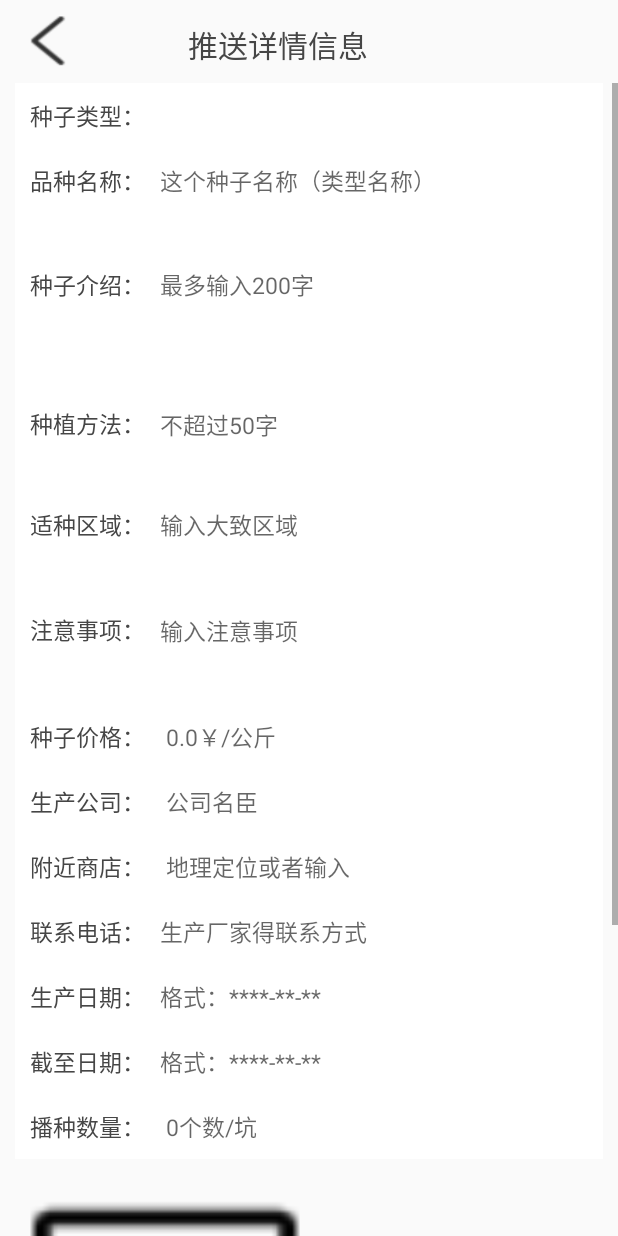
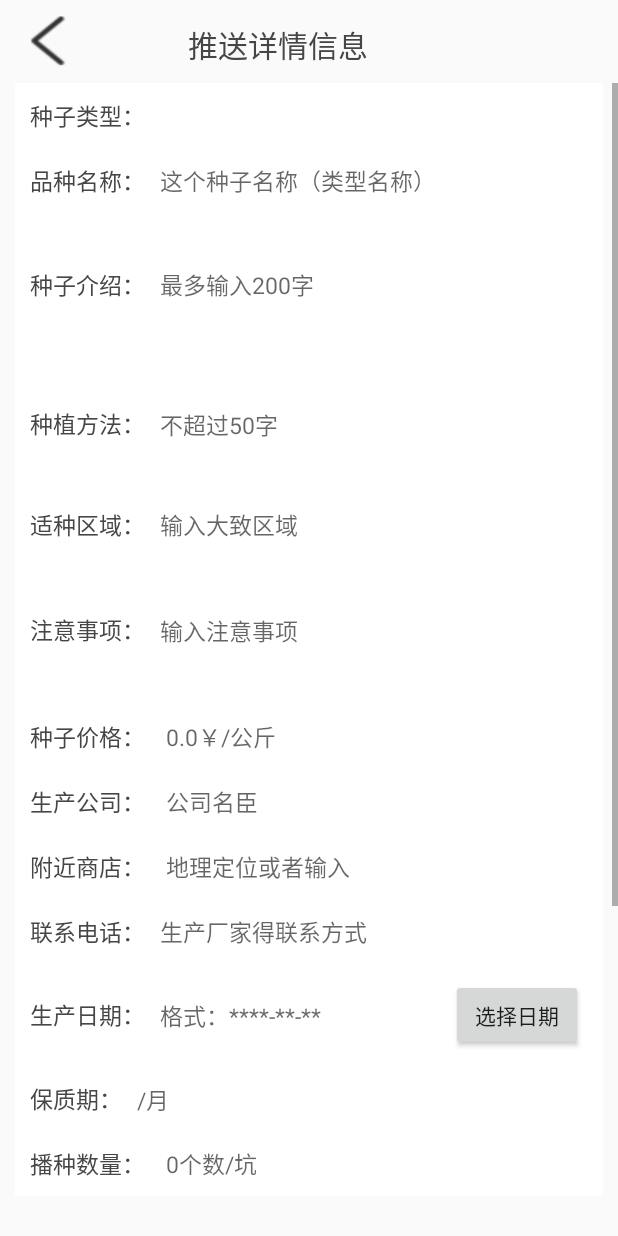
Before and after one commit to jideqiang1231/AfriculturePlatformsource, an Android app: the SpecialistaddpushActivity screen opened directly, with no data from a screen before it, on a phone screen of 412 x 824 dp. Run offline under Robolectric (Android 15) with nearby library versions, the phone set to English and light mode, and no system bars; our stand-ins replace ButterKnife; libraries missing offline, so code that uses them is left out: com.jzxiang.pickerview, com.zhy.http; 1 statement that could not run was skipped.

Commit message:
app client 4.10 {Now()}  commit

```diff
--- a/app/build.gradle
+++ b/app/build.gradle
@@ -65,6 +65,8 @@ dependencies {
     implementation 'com.github.bumptech.glide:glide:4.11.0'
     annotationProcessor 'com.github.bumptech.glide:compiler:4.11.0'
 
+    //专家选择生产日期用到的库
+    implementation 'com.jzxiang.pickerview:TimePickerDialog:1.0.1'
     //相机那块引入的Androidx出错，需要v4包
     implementation 'com.android.support:support-v4:27.1.1'
 
--- a/app/src/main/java/com/bigdata/agricultureplatform/app/LoginActivity.java
+++ b/app/src/main/java/com/bigdata/agricultureplatform/app/LoginActivity.java
@@ -131,8 +131,12 @@ public class LoginActivity extends Activity implements View.OnClickListener {
                         if (loginBean.getMsg().equals("登录失败")) {
                             Toast.makeText(LoginActivity.this, "用户名密码错误", Toast.LENGTH_LONG).show();
                         } else {
+
                             Intent intent = new Intent();
-                            intent.setClass(LoginActivity.this, MainActivity.class);
+                            intent.setClass(LoginActivity.this,MainActivity.class);
+//                             向着专家界面传值specialistacitvity
+                            //注意putExtra和putExtras方法的区别.
+                            intent.putExtra("用户名",loginReslutBean.getUserName());
                             startActivity(intent);
                             finish();
                         }
--- a/app/src/main/java/com/bigdata/agricultureplatform/specialist/activity/SpecialistaddpushActivity.java
+++ b/app/src/main/java/com/bigdata/agricultureplatform/specialist/activity/SpecialistaddpushActivity.java
@@ -19,10 +19,14 @@ import android.widget.ImageView;
 import android.widget.TextView;
 import android.widget.Toast;
 
+import androidx.appcompat.app.AppCompatActivity;
+
 import com.bigdata.agricultureplatform.R;
 import com.bigdata.agricultureplatform.specialist.util.FileUtils;
 import com.bigdata.agricultureplatform.specialist.util.RealPathFromUriUtils;
 import com.bigdata.agricultureplatform.util.Constants;
+import com.jzxiang.pickerview.TimePickerDialog;
+import com.jzxiang.pickerview.data.Type;
 import com.zhy.http.okhttp.OkHttpUtils;
 import com.zhy.http.okhttp.callback.StringCallback;
 
@@ -38,9 +42,11 @@ import butterknife.ButterKnife;
 import okhttp3.Call;
 
 import static androidx.constraintlayout.widget.Constraints.TAG;
+import com.jzxiang.pickerview.TimePickerDialog;
+import com.jzxiang.pickerview.data.Type;
+import com.jzxiang.pickerview.listener.OnDateSetListener;
 
-
-public class SpecialistaddpushActivity extends Activity implements View.OnClickListener {
+public class SpecialistaddpushActivity extends AppCompatActivity implements View.OnClickListener , OnDateSetListener{
     @Bind(R.id.ib_specialist_addpushinfo_back)
     ImageButton ibSpecialistAddpushinfoBack;
     @Bind(R.id.tv_specialist_pushinfo_type)
@@ -72,7 +78,6 @@ public class SpecialistaddpushActivity extends Activity implements View.OnClickL
     @Bind(R.id.iv_specialist_pushinfo_image)
     ImageView ivSpecialistPushinfoImage;
     //这个为了可视化文件名
-
     @Bind(R.id.ib_specialist_pushinfo_camera)
     ImageButton ibSpecialistPushinfoCamera;
     @Bind(R.id.ib_specialist_pushinfo_photo)
@@ -81,11 +86,15 @@ public class SpecialistaddpushActivity extends Activity implements View.OnClickL
     Button bSpecialistPushinfoSubmitpush;
     @Bind(R.id.tv_specialist_pushinfo_imagename)
     TextView tvSpecialistPushinfoImagename;
-    //    //相册100，相机101
+    //点击选择日期
+    @Bind(R.id.b_specialist_pushinfo_productdata)
+    Button bSpecialistPushinfoProductdata;
+
+
+//    相册100，相机101
 //    private static final int REQUEST_CODE_ALBUM = 100;
 //    private static final int REQUEST_CODE_CAMERA = 101;
     private File outputImage;
-
     private String specialistType;
     String back;
     private Bitmap bitmap;
@@ -114,12 +123,29 @@ public class SpecialistaddpushActivity extends Activity implements View.OnClickL
     private String seedType;
     private String seedImage;
     private Integer specialistId;
+    //日期时间的选择
+    TimePickerDialog mDialogYearMonthDay1;
+    SimpleDateFormat sf = new SimpleDateFormat("yyyy-MM-dd");
+
+
 
     @Override
     protected void onCreate(Bundle savedInstanceState) {
         super.onCreate(savedInstanceState);
         setContentView(R.layout.activity_specialistaddpush);
         ButterKnife.bind(this);
+        //继承的appcompatactivity实现隐藏标题栏
+        getSupportActionBar().hide();
+
+        //时间选择may be no use
+        //mDialogYearMonthDay1和mDialogYearMonthDay2分别是生产日期和保质期
+        long tenYears = 10L * 365 * 1000 * 60 * 60 * 24L;
+
+        mDialogYearMonthDay1 = new TimePickerDialog.Builder()
+                .setType(Type.YEAR_MONTH_DAY)
+                .setCallBack(this)
+                .build();
+
         /////////////////接收一下前边传来的参数，push的时候会用到////////////////////////////////////
         Intent intent = getIntent();
         specialistId = intent.getIntExtra("专家的id", 0);
@@ -133,6 +159,8 @@ public class SpecialistaddpushActivity extends Activity implements View.OnClickL
         ibSpecialistPushinfoPhoto.setOnClickListener(this);
         ibSpecialistPushinfoCamera.setOnClickListener(this);
         bSpecialistPushinfoSubmitpush.setOnClickListener(this);
+        //日期点击事件
+        bSpecialistPushinfoProductdata.setOnClickListener(this);
     }
 
     @Override
@@ -141,7 +169,9 @@ public class SpecialistaddpushActivity extends Activity implements View.OnClickL
         if (view == ibSpecialistAddpushinfoBack) {
             finish();
 
-        } else if (view == ibSpecialistPushinfoCamera) {//点击相机功能调用图片
+        }else if (view==bSpecialistPushinfoProductdata){
+            mDialogYearMonthDay1.show(getSupportFragmentManager(), "year_month_day");
+        }else if (view == ibSpecialistPushinfoCamera) {//点击相机功能调用图片
 //            openCamera1();
             //图片名称 时间命名
             SimpleDateFormat format = new SimpleDateFormat("yyyyMMddHHmmss");
@@ -304,7 +334,7 @@ public class SpecialistaddpushActivity extends Activity implements View.OnClickL
 //    }
     @Override
     protected void onActivityResult(int requestCode, int resultCode, Intent data) {
-
+        super.onActivityResult(requestCode, resultCode, data);
         String imagePath;
         switch (requestCode) {
             case SELECT_PIC://相册
@@ -395,7 +425,15 @@ public class SpecialistaddpushActivity extends Activity implements View.OnClickL
             default:
                 break;
         }
-
+    }
+    @Override
+    public void onDateSet(com.jzxiang.pickerview.TimePickerDialog timePickerDialog, long millseconds) {
+        String text = getDateToString(millseconds);
+        etSpecialistPushinfoProductdata.setText(text);
     }
 
+    public String getDateToString(long time) {
+        Date d = new Date(time);
+        return sf.format(d);
+    }
 }
--- a/app/src/main/res/layout/activity_specialistaddpush.xml
+++ b/app/src/main/res/layout/activity_specialistaddpush.xml
@@ -339,14 +339,19 @@
 
                 <EditText
                     android:id="@+id/et_specialist_pushinfo_productdata"
-                    android:singleLine="true"
-                    android:layout_width="match_parent"
-                    android:layout_height="match_parent"
+                    android:layout_width="194dp"
+                    android:layout_height="wrap_content"
                     android:layout_marginLeft="10dp"
                     android:background="@null"
                     android:hint="格式：****-**-**"
                     android:inputType="date"
+                    android:singleLine="true"
                     android:textSize="15sp" />
+                <Button
+                    android:id="@+id/b_specialist_pushinfo_productdata"
+                    android:layout_width="wrap_content"
+                    android:layout_height="wrap_content"
+                    android:text="选择日期"/>
 
             </LinearLayout>
 
@@ -362,21 +367,22 @@
                 <TextView
                     android:layout_width="wrap_content"
                     android:layout_height="wrap_content"
-                    android:text="截至日期："
+                    android:text="保质期："
                     android:textColor="#464646"
                     android:textSize="15sp" />
                 <!--android:inputType="phone"-->
 
                 <EditText
                     android:id="@+id/et_specialist_pushinfo_shelflife"
-                    android:singleLine="true"
-                    android:layout_width="match_parent"
-                    android:layout_height="match_parent"
+                    android:layout_width="194dp"
+                    android:layout_height="wrap_content"
                     android:layout_marginLeft="10dp"
                     android:background="@null"
-                    android:hint="格式：****-**-**"
+                    android:hint="/月"
                     android:inputType="date"
+                    android:singleLine="true"
                     android:textSize="15sp" />
+
 
             </LinearLayout>
 
--- a/app/src/main/res/layout/fragment_estimate.xml
+++ b/app/src/main/res/layout/fragment_estimate.xml
@@ -160,7 +160,6 @@
             android:hint="等级"
             android:textSize="25dp" />
         />
-
     </TableRow>
 
     <!--评论框-->
```
Also changed, not shown: app/src/main/java/com/bigdata/agricultureplatform/app/MainActivity.java (+34 -1 lines), app/src/main/java/com/bigdata/agricultureplatform/home/bean/SeedinfoBean.java (+6 -5 lines), app/src/main/java/com/bigdata/agricultureplatform/myfield/fragment/MyfieldinfoFragment.java (+25 -2 lines), app/src/main/res/layout/fragment_myfieldinfo.xml (+7 -0 lines).
